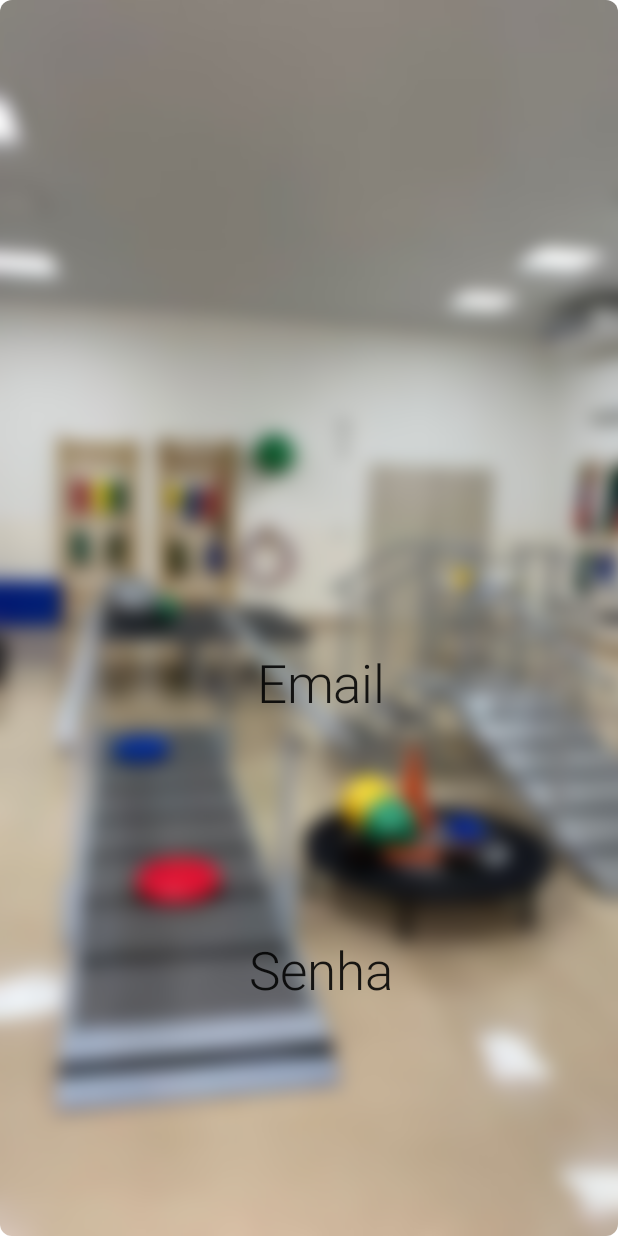
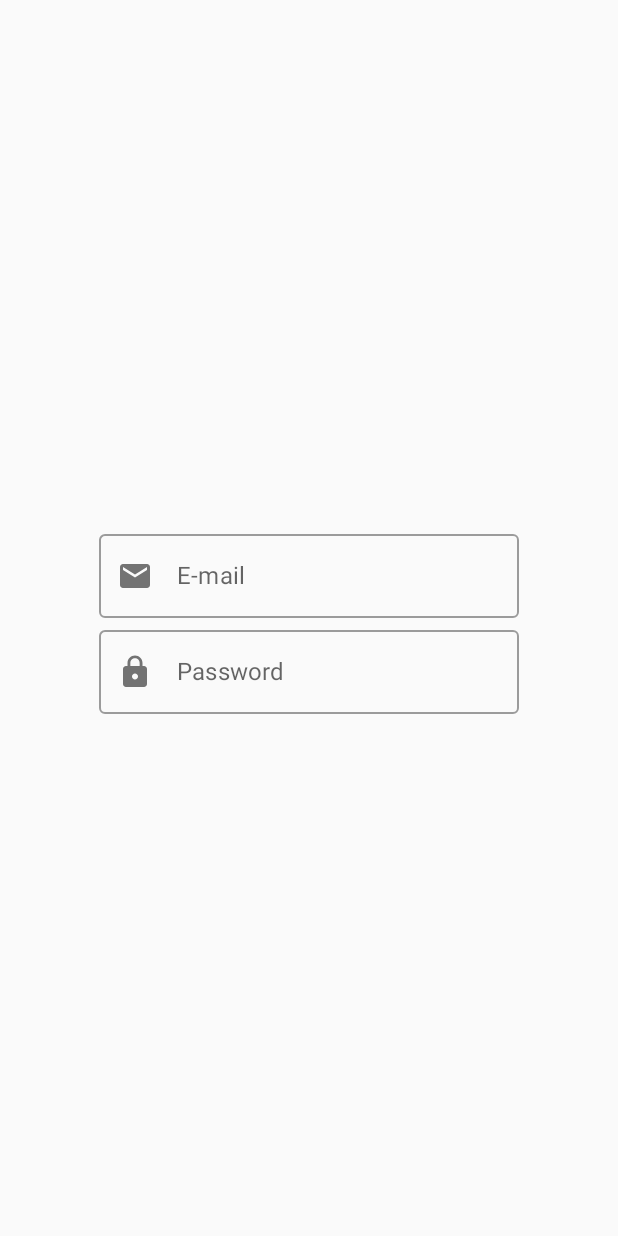
Before and after one commit to MarlonJerold/Aplicativo, an Android app built with Jetpack Compose: the screen it shows after launch (MainActivity), on a phone screen of 412 x 824 dp. Run offline under Robolectric (Android 15) with nearby library versions, the phone set to English and light mode, and no system bars.

```diff
--- a/app/src/main/java/com/example/myapplication/MainActivity.kt
+++ b/app/src/main/java/com/example/myapplication/MainActivity.kt
@@ -1,26 +1,34 @@
 package com.example.myapplication
 
+import android.graphics.drawable.Icon
 import android.os.Bundle
+import android.support.v4.os.IResultReceiver.Default
+import android.util.Log
 import androidx.activity.ComponentActivity
 import androidx.activity.compose.setContent
 import androidx.compose.foundation.Image
 import androidx.compose.foundation.background
 import androidx.compose.foundation.layout.*
 import androidx.compose.foundation.shape.RoundedCornerShape
-import androidx.compose.material.MaterialTheme
-import androidx.compose.material.Surface
-import androidx.compose.material.Text
-import androidx.compose.runtime.Composable
+import androidx.compose.foundation.text.KeyboardActions
+import androidx.compose.foundation.text.KeyboardOptions
+import androidx.compose.material.*
+import androidx.compose.material.icons.Icons
+import androidx.compose.material.icons.filled.*
+import androidx.compose.runtime.*
 import androidx.compose.ui.Alignment
 import androidx.compose.ui.Modifier
 import androidx.compose.ui.draw.BlurredEdgeTreatment
 import androidx.compose.ui.draw.blur
 import androidx.compose.ui.graphics.Color
+import androidx.compose.ui.graphics.vector.ImageVector
 import androidx.compose.ui.layout.ContentScale
 import androidx.compose.ui.res.painterResource
 import androidx.compose.ui.text.TextStyle
 import androidx.compose.ui.text.font.FontStyle
 import androidx.compose.ui.text.font.FontWeight
+import androidx.compose.ui.text.input.ImeAction
+import androidx.compose.ui.text.input.KeyboardType
 import androidx.compose.ui.tooling.preview.Preview
 import androidx.compose.ui.unit.TextUnit
 import androidx.compose.ui.unit.dp
@@ -32,63 +40,82 @@ class MainActivity : ComponentActivity() {
         super.onCreate(savedInstanceState)
         setContent {
             MyApplicationTheme {
-                LoginPage()
+                Greeting()
             }
         }
     }
 }
-@Preview(showBackground = true)
 @Composable
-fun LoginPage() {
+fun Greeting() {
+    Column(
+        modifier = Modifier
+            .fillMaxSize(),
+        horizontalAlignment = Alignment.CenterHorizontally,
+        verticalArrangement = Arrangement.Center
+    ) {
+        var textEmail by remember {
+            mutableStateOf("")
+        }
+        var textPass by remember {
+            mutableStateOf("")
+        }
 
-    val image = painterResource(id = R.drawable.imagemteste)
-
-    Box(
-        modifier = Modifier.fillMaxSize(), contentAlignment = Alignment.BottomCenter) {
-        Box(modifier = Modifier
-            .fillMaxSize()
-            .background(Color.White),contentAlignment = Alignment.TopCenter ){
-
-            Image(
-                painter = image,
-                contentDescription = null,
-                modifier = Modifier
-                    .fillMaxHeight()
-                    .fillMaxWidth()
-                    .blur(
-                        radiusX = 10.dp,
-                        radiusY = 10.dp,
-                        edgeTreatment = BlurredEdgeTreatment(RoundedCornerShape(8.dp))
-                    ),
-                contentScale = ContentScale.Crop
+        OutlinedTextField(value = textEmail, onValueChange = {newTextEmail ->
+            textEmail = newTextEmail
+        },
+        label = {
+            Text(text = "E-mail")
+        },
+        leadingIcon = {
+            IconButton(onClick = { /*TODO*/ }) {
+                Icon(
+                    imageVector = Icons.Filled.Email,
+                    contentDescription = "Email Icon"
                 )
             }
-        Column(
-            horizontalAlignment = Alignment.CenterHorizontally,
-            verticalArrangement = Arrangement.Center,
-            modifier = Modifier
-                .fillMaxWidth()
-                .fillMaxHeight(0.68f)
-                .padding(10.dp)
-
-        ) {
-            Text("Email", fontSize = 35.sp,
-            fontWeight = FontWeight.Light,
-                modifier = Modifier
-                    .fillMaxWidth()
-                    .wrapContentWidth(Alignment.CenterHorizontally)
-                    .padding(start = 16.dp, top = 16.dp)
+        },
+        keyboardOptions = KeyboardOptions(
+            keyboardType = KeyboardType.Email,
+            imeAction = ImeAction.Search
+        ),
+        keyboardActions = KeyboardActions(
+            onSearch = {
+                Log.d("TimeAction", "Cliked")
+            }
         )
-            Text("Senha", fontSize = 35.sp,
-                fontWeight = FontWeight.Light,
-                modifier = Modifier
-                    .fillMaxWidth()
-                    .wrapContentWidth(Alignment.CenterHorizontally)
-                    .padding(start = 16.dp, top = 150.dp)
-
+        );
+        OutlinedTextField(value = textPass, onValueChange = {newTextPass ->
+            textPass = newTextPass
+        },
+        label = {
+            Text(text = "Password")
+        },
+        leadingIcon = {
+            IconButton(onClick = { /*TODO*/ }) {
+                Icon(
+                    imageVector = Icons.Filled.Lock,
+                    contentDescription = "Pass Icon"
                 )
-
+            }
+        },
+        keyboardOptions = KeyboardOptions(
+            keyboardType = KeyboardType.Password,
+            imeAction = ImeAction.Search
+        ),
+        keyboardActions = KeyboardActions(
+            onSearch = {
+                Log.d("TimeAction", "ClickPass")
+            }
+        )
+        )
 
     }
 }
+
+@Preview(showBackground = true)
+@Composable
+fun DefaultPreview() {
+    MyApplicationTheme {
+        Greeting()
     }
+}
```
Also changed, not shown: app/src/main/java/com/example/myapplication/composables/LoginPage.kt (deleted, +0 -58 lines). Lines whose indentation alone changed are shown as unchanged.
